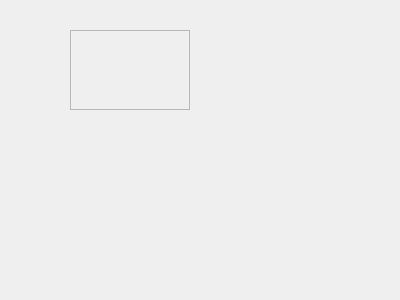
First picture: the form in advancedcirclewidget.ui, repository Argasio/marionettaPlus, before the edit.
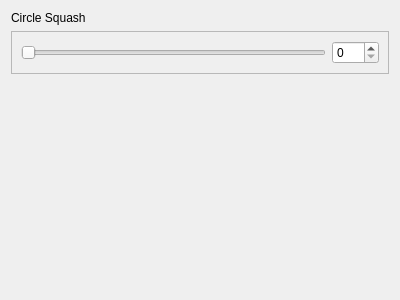
Second picture: the form after the edit.

Commit message:
circle squash buggato
purtroppo

The edit to the form file:
```diff
--- a/advancedcirclewidget.ui
+++ b/advancedcirclewidget.ui
@@ -13,22 +13,57 @@
   <property name="windowTitle">
    <string>Form</string>
   </property>
+  <layout class="QVBoxLayout" name="verticalLayout">
+   <item>
+    <widget class="QLabel" name="label">
+     <property name="text">
+      <string>Circle Squash</string>
+     </property>
+    </widget>
+   </item>
+   <item>
   <widget class="QFrame" name="frame">
-   <property name="geometry">
-    <rect>
-     <x>70</x>
-     <y>30</y>
-     <width>120</width>
-     <height>80</height>
-    </rect>
-   </property>
    <property name="frameShape">
     <enum>QFrame::StyledPanel</enum>
    </property>
    <property name="frameShadow">
     <enum>QFrame::Raised</enum>
    </property>
-  </widget>
+     <layout class="QHBoxLayout" name="horizontalLayout">
+      <item>
+       <widget class="QSlider" name="circleSquashSlider">
+        <property name="maximum">
+         <number>100</number>
+        </property>
+        <property name="orientation">
+         <enum>Qt::Horizontal</enum>
+        </property>
+       </widget>
+      </item>
+      <item>
+       <widget class="QSpinBox" name="circleSquashSpinbox">
+        <property name="maximum">
+         <number>100</number>
+        </property>
+       </widget>
+      </item>
+     </layout>
+    </widget>
+   </item>
+   <item>
+    <spacer name="verticalSpacer">
+     <property name="orientation">
+      <enum>Qt::Vertical</enum>
+     </property>
+     <property name="sizeHint" stdset="0">
+      <size>
+       <width>20</width>
+       <height>40</height>
+      </size>
+     </property>
+    </spacer>
+   </item>
+  </layout>
  </widget>
  <resources/>
  <connections/>
```
Lines whose indentation alone changed are shown as unchanged. The commit also changes 17 other files.
